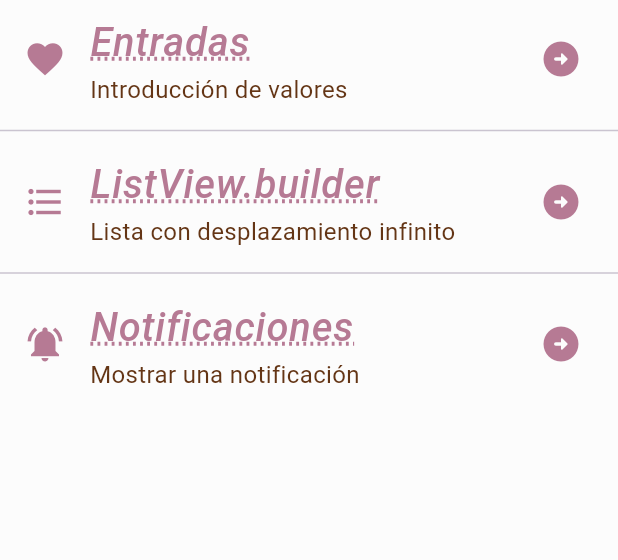
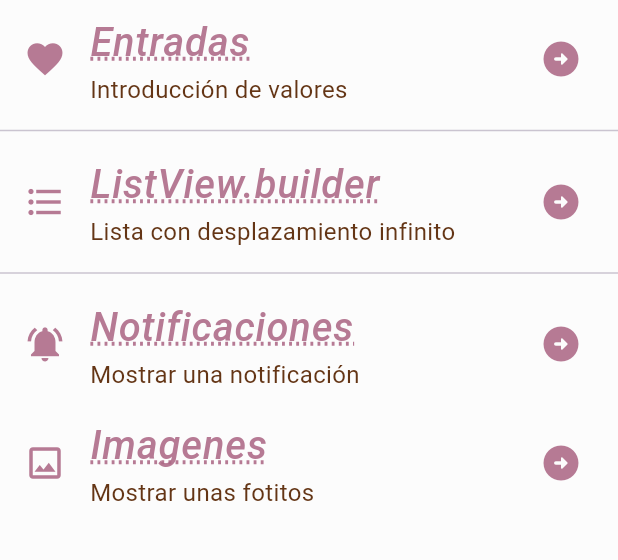
Before and after one commit to Jennysitamon/componentes_flutter, a Flutter app: the screen it shows after launch, on a phone screen of 412 x 824 dp, the part 84-644 px from its top. Run offline on Flutter 3.47's test engine with Material 3 defaults, Android fonts, the light colour scheme and no system bars; our stand-ins replace google_fonts; Roboto replaces fonts that are missing (Playfair).

Commit message:
ImageInsertion

```diff
--- a/lib/screens/home_screen.dart
+++ b/lib/screens/home_screen.dart
@@ -1,4 +1,5 @@
 import 'package:flutter/material.dart';
+import 'package:pract3/screens/images_screen.dart';
 import 'package:pract3/screens/infinite_scroll_screen.dart';
 import 'package:pract3/screens/inputs_screen.dart';
 import 'package:pract3/screens/notifications_screen.dart';
@@ -97,6 +98,33 @@ class HomeScreen extends StatelessWidget {
             },
             //acaba lo nuevo
           ),
+          ListTile(
+            title: Text(
+              'Imagenes',
+              style: AppTheme.lightTheme.textTheme.headlineLarge,
+            ),
+            subtitle: Text(
+              'Mostrar unas fotitos',
+              style: AppTheme.lightTheme.textTheme.bodySmall,
+            ),
+            leading: IconTheme(
+              data: AppTheme.lightTheme.iconTheme,
+              child: const Icon(Icons.image_outlined),
+            ),
+            trailing: IconTheme(
+              data: AppTheme.lightTheme.iconTheme,
+              child: const Icon(Icons.arrow_circle_right_rounded),
+            ),
+
+            //agreganuevo
+            onTap: () {
+              final ruta3 = MaterialPageRoute(builder: (context) {
+                return const ImagesScreen();
+              });
+              Navigator.push(context, ruta3);
+            },
+            //acaba lo nuevo
+          ),
         ],
       ),
     );
--- a/pubspec.yaml
+++ b/pubspec.yaml
@@ -18,3 +18,5 @@ dev_dependencies:
 
 flutter:
   uses-material-design: true
+  assets:
+    - assets/img/foto1.jpg
```
Also changed, not shown: lib/screens/images_screen.dart (added, +28 -0 lines), assets/img/foto1.jpg (added).
